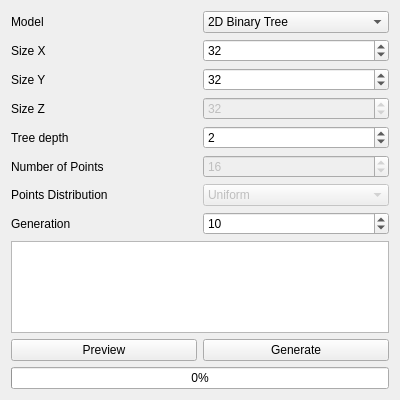
Old version of the form mainwindow.ui in the repository Yt-trium/Chainsaw.
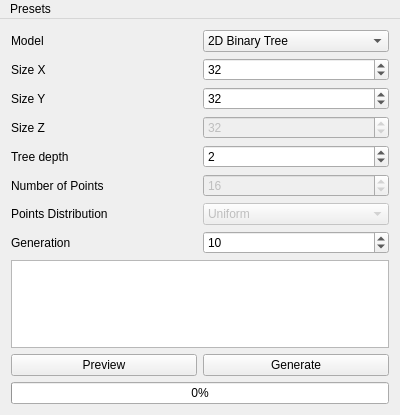
New version of the form.

Commit message: Work on Presets (DRIVE-like dataset) and some changes on the MST2D (normal distribution parameters and pen width)

```diff
--- a/mainwindow.ui
+++ b/mainwindow.ui
@@ -7,7 +7,7 @@
     <x>0</x>
     <y>0</y>
     <width>400</width>
-    <height>400</height>
+    <height>415</height>
    </rect>
   </property>
   <property name="windowTitle">
@@ -212,6 +212,28 @@
     </item>
    </layout>
   </widget>
+  <widget class="QMenuBar" name="menuBar">
+   <property name="geometry">
+    <rect>
+     <x>0</x>
+     <y>0</y>
+     <width>400</width>
+     <height>22</height>
+    </rect>
+   </property>
+   <widget class="QMenu" name="menuPresets">
+    <property name="title">
+     <string>Presets</string>
+    </property>
+    <addaction name="actionDRIVE_like"/>
+   </widget>
+   <addaction name="menuPresets"/>
+  </widget>
+  <action name="actionDRIVE_like">
+   <property name="text">
+    <string>DRIVE-like</string>
+   </property>
+  </action>
  </widget>
  <layoutdefault spacing="6" margin="11"/>
  <tabstops>
```
The commit also changes 2 other files.
